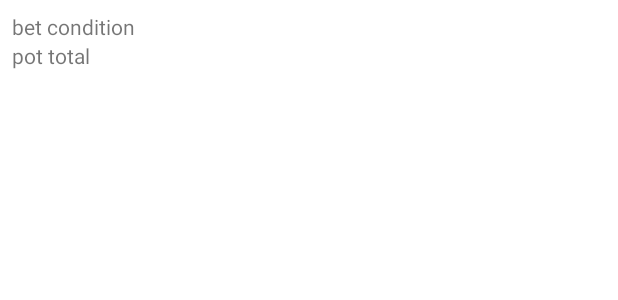
After one commit to csmith845/EzBet, an Android app: the layout bet_list_layout.xml on its own in the app's theme, with its tools: preview values and no code run, on a phone screen of 412 x 824 dp. The commit adds this screen. Shown: the top 300 px of the screen. Run offline under Robolectric (Android 15) with nearby library versions, the phone set to English and light mode, and no system bars.

```diff
--- a/app/src/main/java/com/cooper/android/easybet/MainActivity.kt
+++ b/app/src/main/java/com/cooper/android/easybet/MainActivity.kt
@@ -35,7 +35,6 @@ class MainActivity : AppCompatActivity() {
     override fun onCreate(savedInstanceState: Bundle?) {
         super.onCreate(savedInstanceState)
 
-
         binding = ActivityMainBinding.inflate(layoutInflater)
         setContentView(binding.root)
 
@@ -54,7 +53,7 @@ class MainActivity : AppCompatActivity() {
         // menu should be considered as top level destinations.
         appBarConfiguration = AppBarConfiguration(
             setOf(
-                R.id.nav_home, R.id.nav_wallet, R.id.nav_room
+                R.id.nav_home, R.id.nav_wallet, R.id.nav_room, R.id.bet_list
             ), drawerLayout
         )
         setupActionBarWithNavController(navController, appBarConfiguration)
--- /dev/null
+++ b/app/src/main/res/layout/bet_list_layout.xml
@@ -0,0 +1,21 @@
+<?xml version="1.0" encoding="utf-8"?>
+<LinearLayout xmlns:android="http://schemas.android.com/apk/res/android"
+    android:layout_height="wrap_content"
+    android:orientation="vertical"
+    android:layout_width="match_parent"
+    android:padding="8dp"
+    >
+
+    <TextView
+        android:id="@+id/bet_title"
+        android:layout_width="match_parent"
+        android:layout_height="wrap_content"
+        android:text = "bet condition"/>
+
+    <TextView
+        android:id="@+id/pot_total"
+        android:layout_width="match_parent"
+        android:layout_height="wrap_content"
+        android:text = "pot total"/>
+
+</LinearLayout>
--- a/app/src/main/res/menu/activity_main_drawer.xml
+++ b/app/src/main/res/menu/activity_main_drawer.xml
@@ -16,5 +16,9 @@
             android:id="@+id/nav_room"
             android:icon="@drawable/ic_menu_slideshow"
             android:title="@string/menu_slideshow" />
+        <item
+            android:id="@+id/bet_list"
+            android:icon= "@drawable/rectangle"
+            android:title="Bet List"/>
     </group>
 </menu>
--- a/app/src/main/res/navigation/mobile_navigation.xml
+++ b/app/src/main/res/navigation/mobile_navigation.xml
@@ -22,4 +22,10 @@
         android:name="com.cooper.android.easybet.ui.slideshow.SlideshowFragment"
         android:label="@string/menu_slideshow"
         tools:layout="@layout/fragment_slideshow" />
+
+    <fragment
+        android:id= "@+id/bet_list"
+        android:name= "com.cooper.android.easybet.BetListFragment"
+        android:label="Bet list"
+        tools:layout="@layout/bet_list_layout"/>
 </navigation>
```
Also changed, not shown: app/src/main/java/com/cooper/android/easybet/Bet.kt (added, +7 -0 lines), app/src/main/java/com/cooper/android/easybet/BetListFragment.kt (added, +65 -0 lines), app/src/main/java/com/cooper/android/easybet/BetListViewModel.kt (added, +15 -0 lines), app/src/main/res/layout/bet_list_fragment.xml (added, +15 -0 lines).
